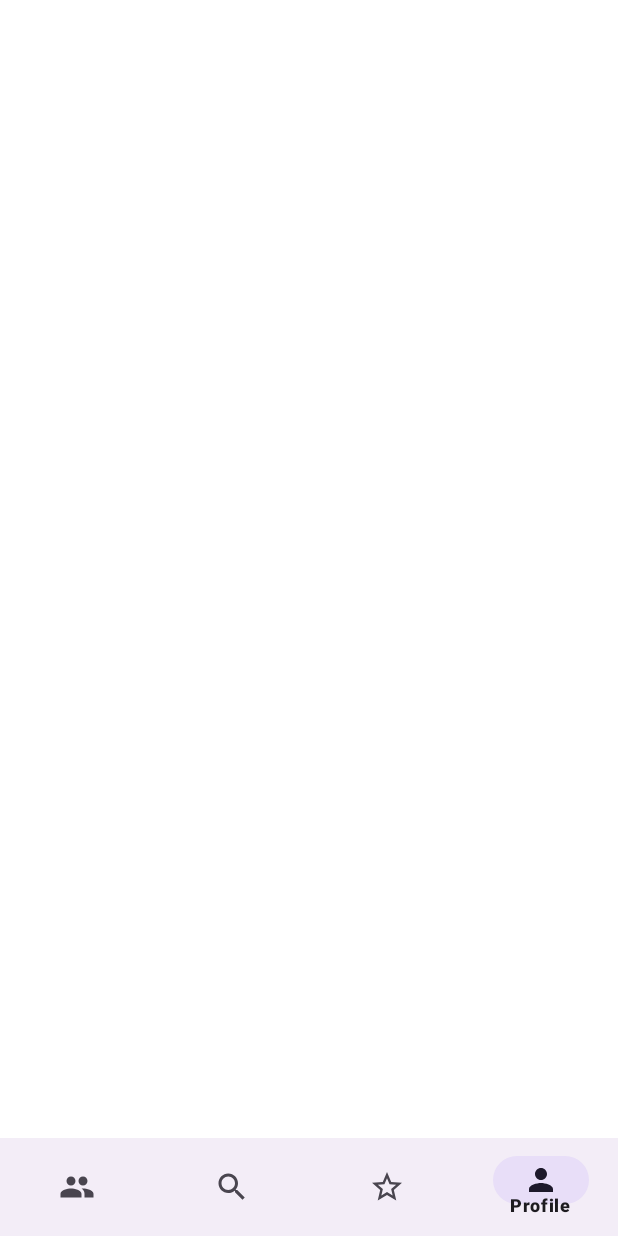
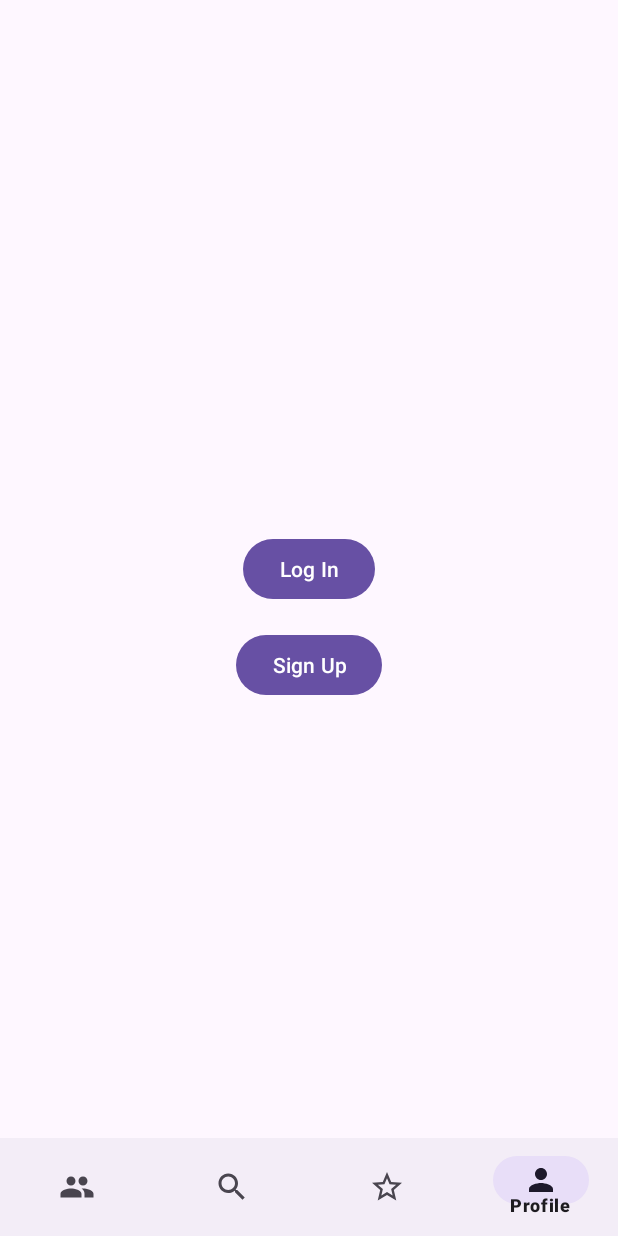
Before and after one commit to Junior18tm/SalemCircleAndroid, an Android app: the fragment EventsFragment placed in its activity, item 4 of the bottom bar chosen, on a phone screen of 412 x 824 dp. Run offline under Robolectric (Android 15) with nearby library versions, the phone set to English and light mode, and no system bars; network calls fail.

Commit message:
Navbar profile fragment update

```diff
--- /dev/null
+++ b/app/src/main/java/com/example/salemcircle/ProfileFragment.java
@@ -0,0 +1,69 @@
+package com.example.salemcircle;
+
+import android.content.Intent;
+import android.os.Bundle;
+import android.view.LayoutInflater;
+import android.view.View;
+import android.view.ViewGroup;
+import android.widget.Button;
+import androidx.fragment.app.Fragment;
+import android.widget.Toast;
+
+import utils.SecurityUtils;
+
+public class ProfileFragment extends Fragment {
+
+    public ProfileFragment() {
+    }
+
+    @Override
+    public View onCreateView(LayoutInflater inflater, ViewGroup container, Bundle savedInstanceState) {
+
+        View view = inflater.inflate(SecurityUtils.isLoggedIn(getContext()) ? R.layout.fragment_profile : R.layout.fragment_login_signup, container, false);
+
+        if (SecurityUtils.isLoggedIn(getContext())) {
+            displayUserProfile(view);
+        } else {
+            setupLoginOption(view);
+        }
+        return view;
+    }
+
+    private void displayUserProfile(View view) {
+        Button logoutButton = view.findViewById(R.id.logoutButton);
+        logoutButton.setOnClickListener(v -> {
+
+            Toast.makeText(getContext(), "Logged out successfully", Toast.LENGTH_SHORT).show();
+            // Clear the access token
+            SecurityUtils.clearAccessToken(getContext());
+
+            // Refresh this fragment to show the login/signup option after logout
+            refreshFragment();
+        });
+    }
+
+    private void setupLoginOption(View view) {
+        Button loginButton = view.findViewById(R.id.loginButton);
+        loginButton.setOnClickListener(v -> {
+            Intent intent = new Intent(getActivity(), LoginActivity.class);
+            startActivity(intent);
+        });
+
+        Button signupButton = view.findViewById(R.id.signupButton); // Add this line
+        signupButton.setOnClickListener(v -> {
+            Intent intent = new Intent(getActivity(), SignUpActivity.class); // Make sure you have SignUpActivity
+            startActivity(intent);
+        });
+    }
+
+    private void refreshFragment() {
+        // Check if the fragment is attached to a context to avoid IllegalStateException
+        if (isAdded()) {
+            // Replace this fragment with a new instance of itself
+            getParentFragmentManager()
+                    .beginTransaction()
+                    .replace(R.id.fragment_container, new ProfileFragment())
+                    .commit();
+        }
+    }
+}
--- a/app/src/main/java/utils/SecurityUtils.java
+++ b/app/src/main/java/utils/SecurityUtils.java
@@ -8,7 +8,7 @@ import androidx.security.crypto.MasterKey;
 public class SecurityUtils {
 
     private static final String ENCRYPTED_PREFS_FILE_NAME = "encrypted_prefs";
-
+    private static final String ACCESS_TOKEN_KEY = "access_token";
     public static void storeAccessToken(Context context, String token) {
         try {
             MasterKey masterKey = new MasterKey.Builder(context)
@@ -71,4 +71,7 @@ public class SecurityUtils {
             e.printStackTrace();
         }
     }
+    public static boolean isLoggedIn(Context context) {
+        return getAccessToken(context) != null; // User is logged in if a token exists
+    }
 }
--- /dev/null
+++ b/app/src/main/res/layout/fragment_login_signup.xml
@@ -0,0 +1,29 @@
+<?xml version="1.0" encoding="utf-8"?>
+<androidx.constraintlayout.widget.ConstraintLayout xmlns:android="http://schemas.android.com/apk/res/android"
+    xmlns:app="http://schemas.android.com/apk/res-auto"
+    xmlns:tools="http://schemas.android.com/tools"
+    android:layout_width="match_parent"
+    android:layout_height="match_parent"
+    android:padding="16dp">
+
+    <Button
+        android:id="@+id/loginButton"
+        android:layout_width="wrap_content"
+        android:layout_height="wrap_content"
+        android:text="Log In"
+        app:layout_constraintTop_toTopOf="parent"
+        app:layout_constraintEnd_toEndOf="parent"
+        app:layout_constraintStart_toStartOf="parent"
+        app:layout_constraintBottom_toBottomOf="parent"/>
+
+    <Button
+        android:id="@+id/signupButton"
+        android:layout_width="wrap_content"
+        android:layout_height="wrap_content"
+        android:text="Sign Up"
+        android:layout_marginTop="16dp"
+        app:layout_constraintTop_toBottomOf="@+id/loginButton"
+        app:layout_constraintStart_toStartOf="parent"
+        app:layout_constraintEnd_toEndOf="parent"/>
+
+</androidx.constraintlayout.widget.ConstraintLayout>
```
Also changed, not shown: app/src/main/java/com/example/salemcircle/LoginActivity.java (+8 -0 lines), app/src/main/java/com/example/salemcircle/MainActivity.java (+8 -2 lines), app/src/main/res/layout/fragment_profile.xml (added, +47 -0 lines).
